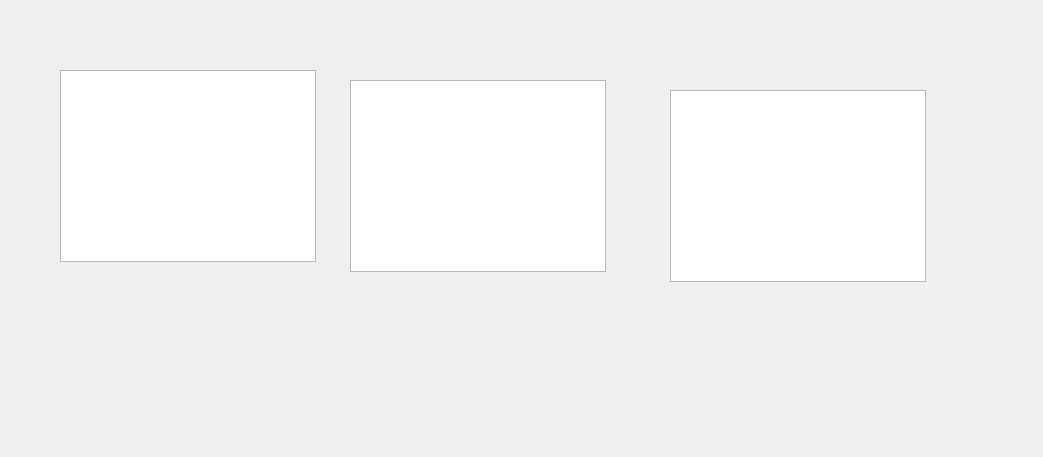
First picture: the form in heater.ui, repository adrianpffr/Heater1, before the edit.
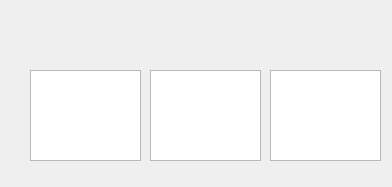
Second picture: the form after the edit.

The edit to the form file:
```diff
--- a/heater.ui
+++ b/heater.ui
@@ -6,8 +6,8 @@
    <rect>
     <x>0</x>
     <y>0</y>
-    <width>1043</width>
-    <height>457</height>
+    <width>392</width>
+    <height>187</height>
    </rect>
   </property>
   <property name="windowTitle">
@@ -16,30 +16,30 @@
   <widget class="QTextBrowser" name="textBrowserKitchen">
    <property name="geometry">
     <rect>
-     <x>60</x>
+     <x>30</x>
      <y>70</y>
-     <width>256</width>
-     <height>192</height>
+     <width>111</width>
+     <height>91</height>
     </rect>
    </property>
   </widget>
   <widget class="QTextBrowser" name="textBrowserLiving">
    <property name="geometry">
     <rect>
-     <x>350</x>
-     <y>80</y>
-     <width>256</width>
-     <height>192</height>
+     <x>150</x>
+     <y>70</y>
+     <width>111</width>
+     <height>91</height>
     </rect>
    </property>
   </widget>
   <widget class="QTextBrowser" name="textBrowserOffice">
    <property name="geometry">
     <rect>
-     <x>670</x>
-     <y>90</y>
-     <width>256</width>
-     <height>192</height>
+     <x>270</x>
+     <y>70</y>
+     <width>111</width>
+     <height>91</height>
     </rect>
    </property>
   </widget>
```
